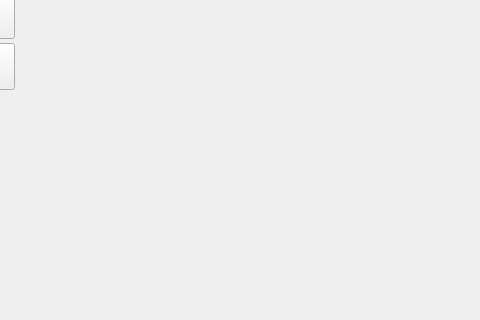
XJulianSalazarX/Parcial3, file widget.ui: the form before one commit; both pictures show x 800 to 1280 and y 420 to 740 of the 1280 by 740 pixel window.
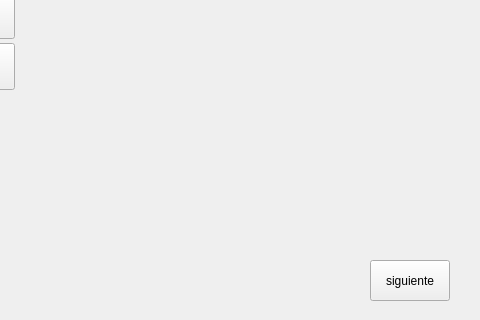
The form after the commit.

Patch:
```diff
--- a/widget.ui
+++ b/widget.ui
@@ -79,6 +79,19 @@
     </property>
    </widget>
   </widget>
+  <widget class="QPushButton" name="next">
+   <property name="geometry">
+    <rect>
+     <x>1170</x>
+     <y>680</y>
+     <width>80</width>
+     <height>41</height>
+    </rect>
+   </property>
+   <property name="text">
+    <string>siguiente</string>
+   </property>
+  </widget>
   <zorder>graphicsView</zorder>
   <zorder>splitter</zorder>
   <zorder>iniciar</zorder>
```
Left out of the diff: 1 changed line with no effect on the pictures.
